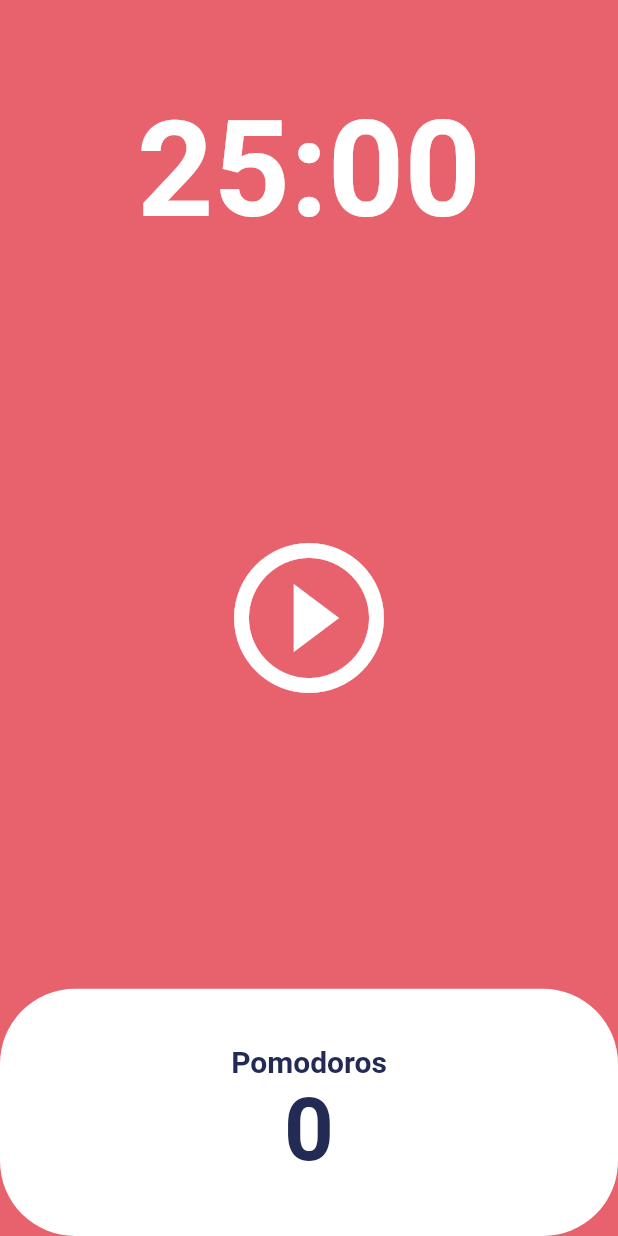
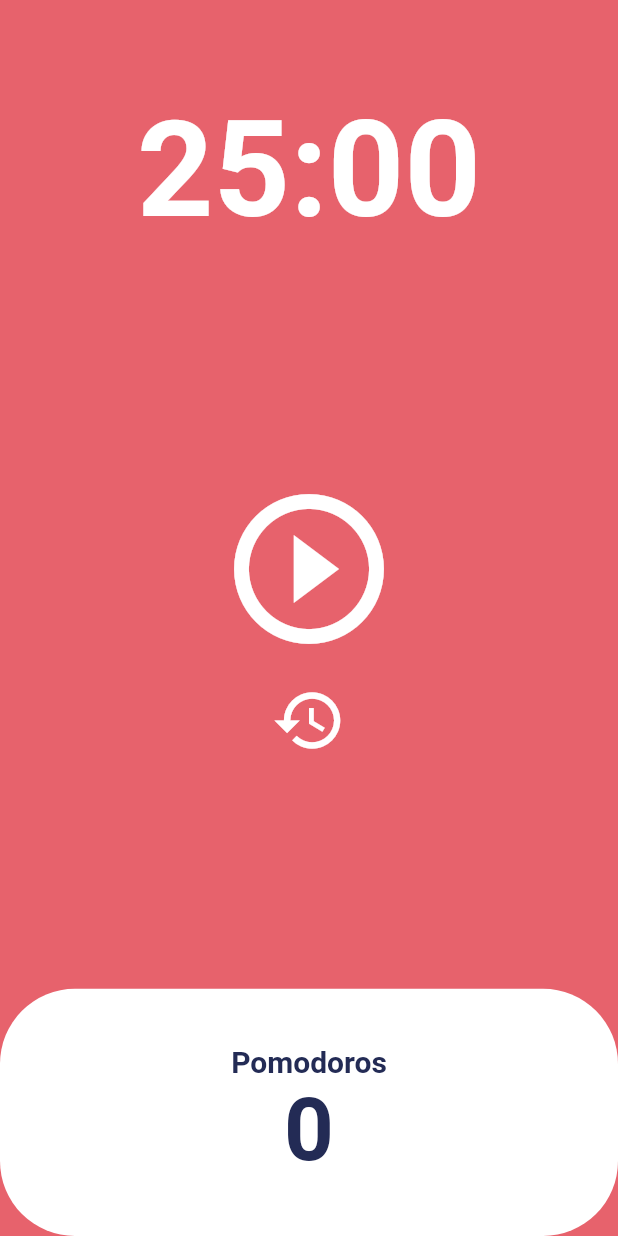
Before and after one commit to hytenic/flutter-webtoon, a Flutter app: the screen it shows after launch, on a phone screen of 412 x 824 dp. Run offline on Flutter 3.47's test engine with Material 2 defaults, Android fonts, the phone set to English and light mode, and no system bars.

Commit message:
feat(src): pomodoros reset button

```diff
--- a/lib/screens/home_screen.dart
+++ b/lib/screens/home_screen.dart
@@ -15,6 +15,7 @@ class _HomeScreenState extends State<HomeScreen> {
   bool isRunning = false;
   int totalPromodoros = 0;
   late Timer timer;
+
   void onTick(Timer timer) {
     if (totalSeconds == 0) {
       setState(() {
@@ -47,6 +48,14 @@ class _HomeScreenState extends State<HomeScreen> {
     });
   }
 
+  void onResetPress() {
+    timer.cancel();
+    setState(() {
+      totalSeconds = twentyFiveMinutes;
+      totalPromodoros = 0;
+    });
+  }
+
   String format(int seconds) {
     var duration = Duration(seconds: seconds);
     return duration.toString().split(".").first.substring(2, 7);
@@ -73,8 +82,15 @@ class _HomeScreenState extends State<HomeScreen> {
           ),
           Flexible(
               flex: 3,
-            child: Center(
-              child: IconButton(
+              child: Row(
+                mainAxisAlignment: MainAxisAlignment.center,
+                children: [
+                  Container(
+                    alignment: Alignment.center,
+                    child: Column(
+                      mainAxisAlignment: MainAxisAlignment.center,
+                      children: [
+                        IconButton(
                           iconSize: 120,
                           color: Theme.of(context).cardColor,
                           onPressed: isRunning ? onPausePress : onStartPress,
@@ -82,8 +98,17 @@ class _HomeScreenState extends State<HomeScreen> {
                               ? Icons.pause_circle_outline
                               : Icons.play_circle_outline),
                         ),
+                        IconButton(
+                          iconSize: 50,
+                          color: Theme.of(context).cardColor,
+                          onPressed: onResetPress,
+                          icon: Icon(isRunning ? null : Icons.restore),
                         ),
+                      ],
                     ),
+                  )
+                ],
+              )),
           Flexible(
             flex: 1,
             child: Row(
```
Lines whose indentation alone changed are shown as unchanged.
